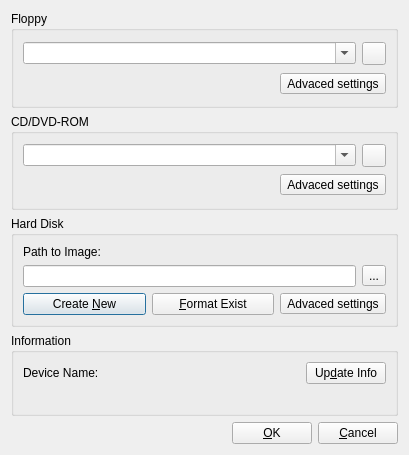
Qt form Properties_Window.ui (qunying/aqemu-old) before a commit.
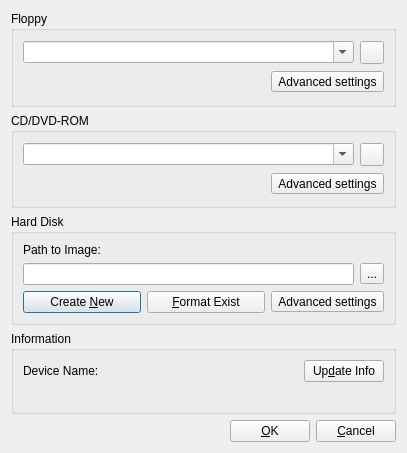
The same form after that commit. Icons and pictures are not drawn.

Patch:
```diff
--- a/Properties_Window.ui
+++ b/Properties_Window.ui
@@ -10,8 +10,8 @@
    <rect>
     <x>0</x>
     <y>0</y>
-    <width>409</width>
-    <height>455</height>
+    <width>407</width>
+    <height>453</height>
    </rect>
   </property>
   <property name="windowTitle">
@@ -78,7 +78,7 @@
       <item row="1" column="1">
        <widget class="QToolButton" name="TB_FD_Advanced_Settings">
         <property name="text">
-         <string>Advaced settings</string>
+         <string>Advanced settings</string>
         </property>
         <property name="icon">
          <iconset resource="images.qrc">
@@ -148,7 +148,7 @@
       <item row="1" column="1">
        <widget class="QToolButton" name="TB_CDROM_Advanced_Settings">
         <property name="text">
-         <string>Advaced settings</string>
+         <string>Advanced settings</string>
         </property>
         <property name="icon">
          <iconset resource="images.qrc">
@@ -227,7 +227,7 @@
       <item row="2" column="2">
        <widget class="QToolButton" name="TB_HDD_Advanced_Settings">
         <property name="text">
-         <string>Advaced settings</string>
+         <string>Advanced settings</string>
         </property>
         <property name="icon">
          <iconset resource="images.qrc">
```
Left out of the diff: 26 changed lines with no effect on the pictures.
